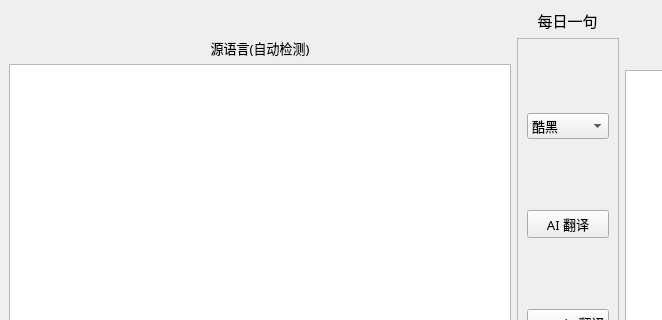
Above: MainFrame.ui from lsldragon/AITranslator before the change; both pictures show x 0 to 662 and y 0 to 320 of the 1135 by 745 pixel window. Below: the same form after it.
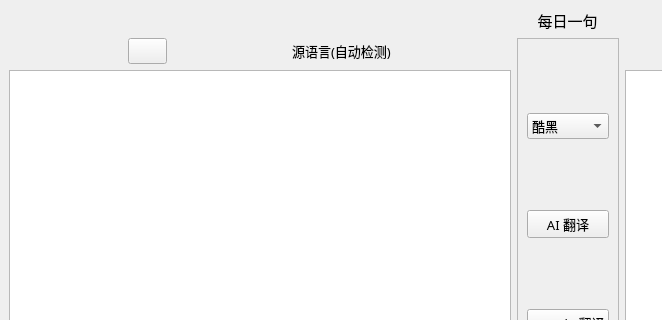
That is the form after the change. Icons and pictures are not drawn.

```diff
--- a/MainFrame.ui
+++ b/MainFrame.ui
@@ -44,7 +44,38 @@
            <enum>QLayout::SetDefaultConstraint</enum>
           </property>
           <item>
+           <layout class="QHBoxLayout" name="horizontalLayout_5">
+            <item>
+             <widget class="QPushButton" name="clear_button">
+              <property name="sizePolicy">
+               <sizepolicy hsizetype="Fixed" vsizetype="Fixed">
+                <horstretch>0</horstretch>
+                <verstretch>0</verstretch>
+               </sizepolicy>
+              </property>
+              <property name="font">
+               <font>
+                <family>微软雅黑</family>
+                <pointsize>10</pointsize>
+               </font>
+              </property>
+              <property name="text">
+               <string/>
+              </property>
+              <property name="icon">
+               <iconset resource="res.qrc">
+                <normaloff>:/icons/images/clear.ico</normaloff>:/icons/images/clear.ico</iconset>
+              </property>
+             </widget>
+            </item>
+            <item>
            <widget class="QLabel" name="label_2">
+              <property name="sizePolicy">
+               <sizepolicy hsizetype="Maximum" vsizetype="Preferred">
+                <horstretch>0</horstretch>
+                <verstretch>0</verstretch>
+               </sizepolicy>
+              </property>
             <property name="font">
              <font>
               <family>微软雅黑</family>
@@ -54,10 +85,9 @@
             <property name="text">
              <string>源语言(自动检测)</string>
             </property>
-            <property name="alignment">
-             <set>Qt::AlignCenter</set>
-            </property>
-           </widget>
+             </widget>
+            </item>
+           </layout>
           </item>
           <item>
            <widget class="QPlainTextEdit" name="search_edit">
```
Left out of the diff: 2 changed lines with no effect on the pictures. Lines whose indentation alone changed are shown as unchanged.
